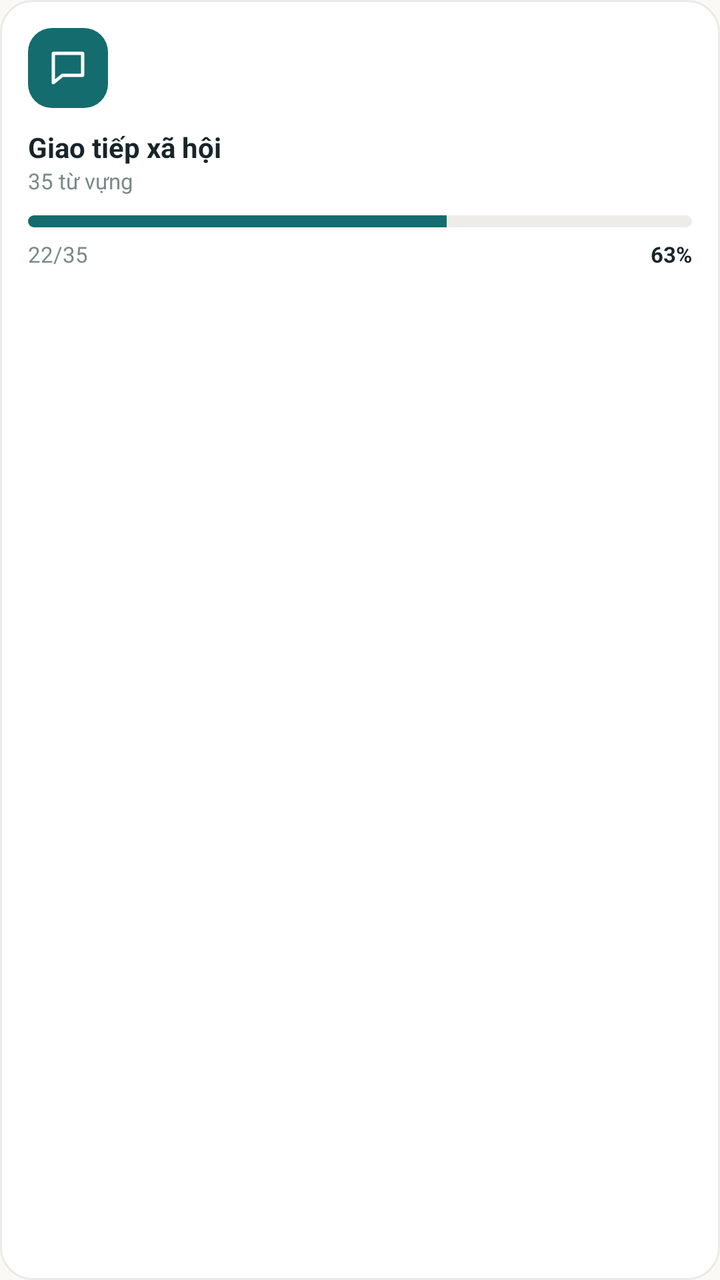
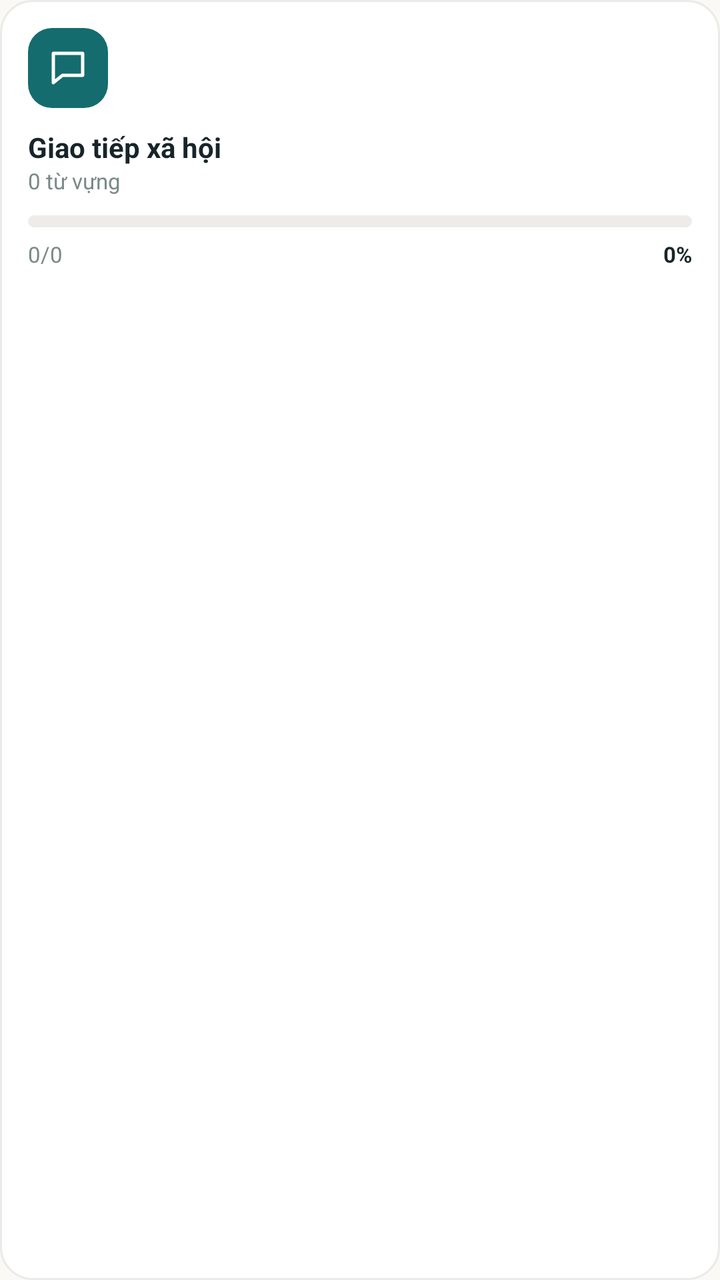

Before-and-after screenshots of an Android layout around one commit, followed by the original layout XML and the change that was made.
<!-- AndroidManifest.xml: application theme Theme.CalmLearn -->
<!-- res/layout/item_lesson_social.xml -->
<?xml version="1.0" encoding="utf-8"?>
<LinearLayout xmlns:android="http://schemas.android.com/apk/res/android"
    android:layout_width="match_parent"
    android:layout_height="wrap_content"
    android:background="@drawable/bg_card_stroke"
    android:clickable="true"
    android:focusable="true"
    android:foreground="?attr/selectableItemBackground"
    android:orientation="vertical"
    android:padding="14dp">

    <ImageView
        android:layout_width="40dp"
        android:layout_height="40dp"
        android:background="@drawable/bg_icon_square_teal"
        android:padding="9dp"
        android:src="@drawable/ic_chat"
        android:tint="@color/white"
        android:contentDescription="@null" />

    <TextView
        android:layout_width="match_parent"
        android:layout_height="wrap_content"
        android:layout_marginTop="10dp"
        android:text="Giao tiếp xã hội"
        android:textColor="@color/text_primary"
        android:textSize="14sp"
        android:textStyle="bold" />

    <TextView
        android:layout_width="match_parent"
        android:layout_height="wrap_content"
        android:text="35 từ vựng"
        android:textColor="@color/text_secondary"
        android:textSize="11sp" />

    <ProgressBar
        style="?android:attr/progressBarStyleHorizontal"
        android:layout_width="match_parent"
        android:layout_height="6dp"
        android:layout_marginTop="10dp"
        android:max="100"
        android:progress="63"
        android:progressDrawable="@drawable/progress_teal" />

    <LinearLayout
        android:layout_width="match_parent"
        android:layout_height="wrap_content"
        android:layout_marginTop="6dp"
        android:orientation="horizontal">

        <TextView
            android:layout_width="0dp"
            android:layout_height="wrap_content"
            android:layout_weight="1"
            android:text="22/35"
            android:textColor="@color/text_secondary"
            android:textSize="11sp" />

        <TextView
            android:layout_width="wrap_content"
            android:layout_height="wrap_content"
            android:text="63%"
            android:textColor="@color/text_primary"
            android:textSize="11sp"
            android:textStyle="bold" />
    </LinearLayout>
</LinearLayout>
<!-- resources referenced by this layout -->
<resources>
  <color name="text_primary">#17252A</color>
  <color name="text_secondary">#7A8A87</color>
  <color name="white">#FFFFFF</color>
  <!-- drawable bg_card_stroke (drawable) -->
  <shape xmlns:android="http://schemas.android.com/apk/res/android" android:shape="rectangle">
      <solid android:color="@color/surface"/>
      <stroke android:width="1dp" android:color="@color/divider"/>
      <corners android:radius="16dp"/>
  </shape>
  <!-- drawable bg_icon_square_teal (drawable) -->
  <shape xmlns:android="http://schemas.android.com/apk/res/android" android:shape="rectangle">
      <solid android:color="@color/teal_primary"/>
      <corners android:radius="12dp"/>
  </shape>
  <!-- drawable ic_chat (drawable) -->
  <vector xmlns:android="http://schemas.android.com/apk/res/android"
      android:width="24dp" android:height="24dp" android:viewportWidth="24" android:viewportHeight="24">
      <path android:pathData="M4,4 L20,4 L20,16 L9,16 L4,20 Z" android:strokeColor="#FFFFFFFF" android:strokeWidth="1.8" android:strokeLineJoin="round" android:fillColor="@android:color/transparent"/>
  </vector>
  <!-- drawable progress_teal (drawable) -->
  <layer-list xmlns:android="http://schemas.android.com/apk/res/android">
      <item android:id="@android:id/background">
          <shape android:shape="rectangle">
              <solid android:color="@color/progress_track"/>
              <corners android:radius="6dp"/>
          </shape>
      </item>
      <item android:id="@android:id/progress">
          <clip>
              <shape android:shape="rectangle">
                  <solid android:color="@color/teal_primary"/>
                  <corners android:radius="6dp"/>
              </shape>
          </clip>
      </item>
  </layer-list>
  <style name="Theme.CalmLearn" parent="Theme.MaterialComponents.DayNight.NoActionBar">
          <item name="colorPrimary">@color/teal_primary</item>
          <item name="colorPrimaryVariant">@color/teal_dark</item>
          <item name="colorOnPrimary">@color/white</item>
          <item name="colorSecondary">@color/coral</item>
          <item name="colorOnSecondary">@color/white</item>
          <item name="android:statusBarColor">@color/background</item>
          <item name="android:windowLightStatusBar">true</item>
          <item name="android:navigationBarColor">@color/surface</item>
          <item name="android:windowBackground">@color/background</item>
          <item name="android:fontFamily">sans-serif</item>
      </style>
  <color name="surface">#FFFFFF</color>
  <color name="divider">#ECEAE6</color>
  <color name="teal_primary">#146C6E</color>
  <color name="progress_track">#EEECE8</color>
  <color name="teal_dark">#0B5147</color>
  <color name="coral">#F27B64</color>
  <color name="background">#FAF9F6</color>
</resources>

<!-- the commit's change to res/layout/item_lesson_social.xml (unified diff, before → after) -->
@@ -28,19 +28,21 @@
         android:textStyle="bold" />
 
     <TextView
+        android:id="@+id/tvWordCount"
         android:layout_width="match_parent"
         android:layout_height="wrap_content"
-        android:text="35 từ vựng"
+        android:text="0 từ vựng"
         android:textColor="@color/text_secondary"
         android:textSize="11sp" />
 
     <ProgressBar
+        android:id="@+id/progressBar"
         style="?android:attr/progressBarStyleHorizontal"
         android:layout_width="match_parent"
         android:layout_height="6dp"
         android:layout_marginTop="10dp"
         android:max="100"
-        android:progress="63"
+        android:progress="0"
         android:progressDrawable="@drawable/progress_teal" />
 
     <LinearLayout
@@ -50,17 +52,19 @@
         android:orientation="horizontal">
 
         <TextView
+            android:id="@+id/tvLearnedCount"
             android:layout_width="0dp"
             android:layout_height="wrap_content"
             android:layout_weight="1"
-            android:text="22/35"
+            android:text="0/0"
             android:textColor="@color/text_secondary"
             android:textSize="11sp" />
 
         <TextView
+            android:id="@+id/tvPercent"
             android:layout_width="wrap_content"
             android:layout_height="wrap_content"
-            android:text="63%"
+            android:text="0%"
             android:textColor="@color/text_primary"
             android:textSize="11sp"
             android:textStyle="bold" />
